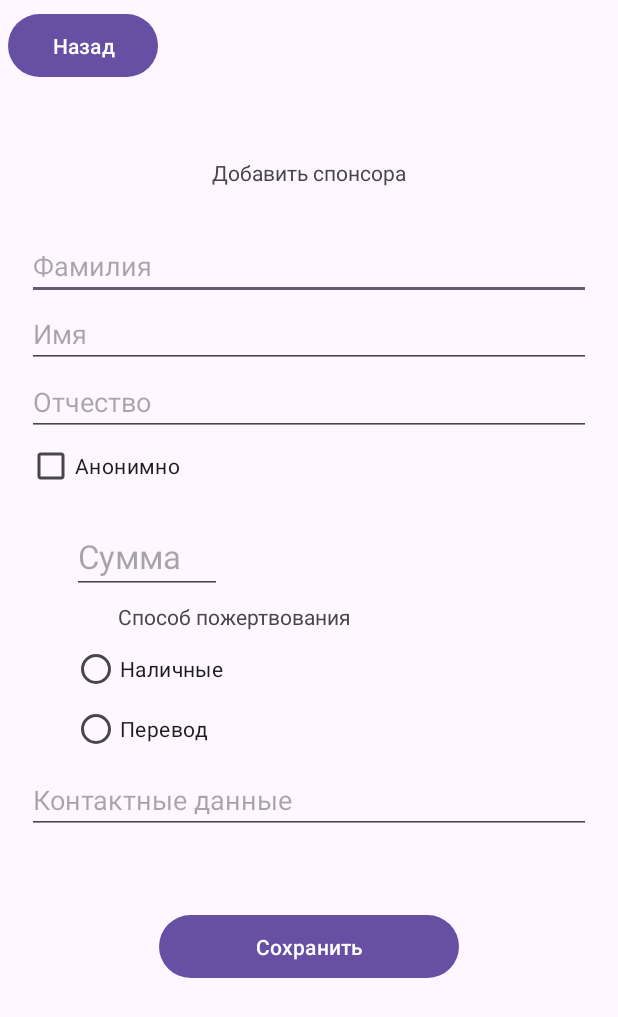
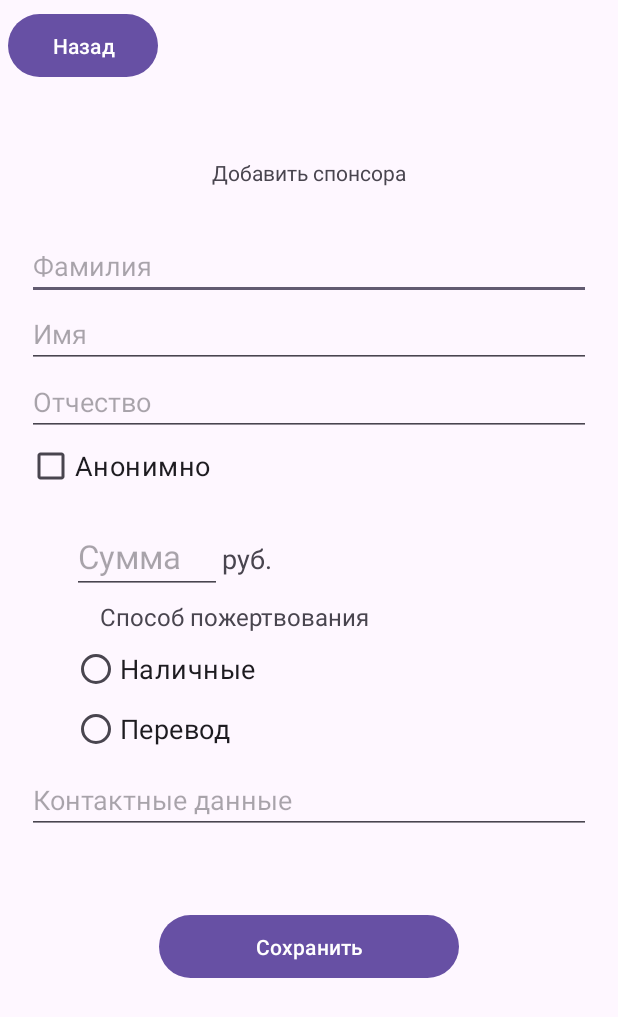
Before and after one commit to svdnte/FinalRealProject, an Android app: the AddActivity screen opened directly, with no data from a screen before it, on a phone screen of 412 x 824 dp. Shown: the top 1017 px of the screen. Run offline under Robolectric (Android 15) with nearby library versions, the phone set to English and light mode, and no system bars.

Commit message:
export added

```diff
--- a/app/src/main/AndroidManifest.xml
+++ b/app/src/main/AndroidManifest.xml
@@ -6,6 +6,7 @@
     <uses-permission android:name="android.permission.ACCESS_NETWORK_STATE"/>
     <uses-permission android:name="android.permission.MediaStore.createWriteRequest " />
     <uses-permission android:name="android.permission.MediaStore.createReadRequest" />
+    <uses-permission android:name="android.permission.MANAGE_EXTERNAL_STORAGE" />
 
 
     <application
--- a/app/src/main/res/layout/activity_add.xml
+++ b/app/src/main/res/layout/activity_add.xml
@@ -62,23 +62,39 @@
         android:layout_width="match_parent"
         android:layout_height="40dp"
         android:layout_marginStart="18dp"
+        android:textSize="18dp"
         android:text="Анонимно" />
+
+    <LinearLayout
+        android:layout_width="match_parent"
+        android:layout_height="wrap_content"
+        android:layout_marginStart="48dp"
+        android:layout_marginTop="15dp">
 
         <EditText
             android:id="@+id/sum_edit"
             android:layout_width="100dp"
             android:layout_height="50dp"
-        android:layout_marginStart="48dp"
-        android:layout_marginTop="15dp"
             android:hint="Сумма"
             android:inputType="numberDecimal"
             android:textSize="22dp" />
+
+        <TextView
+            android:layout_width="wrap_content"
+            android:layout_height="wrap_content"
+            android:text="руб."
+            android:textSize="18dp"/>
+
+    </LinearLayout>
+
+
 
     <TextView
         android:layout_width="match_parent"
         android:layout_height="30dp"
         android:layout_marginEnd="100dp"
         android:gravity="center"
+        android:textSize="16dp"
         android:text="Способ пожертвования" />
 
     <RadioGroup
@@ -90,6 +106,7 @@
             android:layout_width="wrap_content"
             android:layout_height="40dp"
             android:layout_marginStart="48dp"
+            android:textSize="18dp"
             android:text="Наличные" />
 
         <RadioButton
@@ -97,6 +114,7 @@
             android:layout_width="wrap_content"
             android:layout_height="40dp"
             android:layout_marginStart="48dp"
+            android:textSize="18dp"
             android:text="Перевод" />
     </RadioGroup>
 
--- a/app/src/main/res/xml/backup_rules.xml
+++ b/app/src/main/res/xml/backup_rules.xml
@@ -10,4 +10,5 @@
    <include domain="sharedpref" path="."/>
    <exclude domain="sharedpref" path="device.xml"/>
 -->
+    <exclude domain="file" path="backups/" />
 </full-backup-content>
```
Also changed, not shown: app/src/main/java/com/example/aaa/DatabaseAutoBackupManager.java (added, +103 -0 lines), app/src/main/java/com/example/aaa/MainActivity.java (+23 -2 lines). Lines whose indentation alone changed are shown as unchanged.
